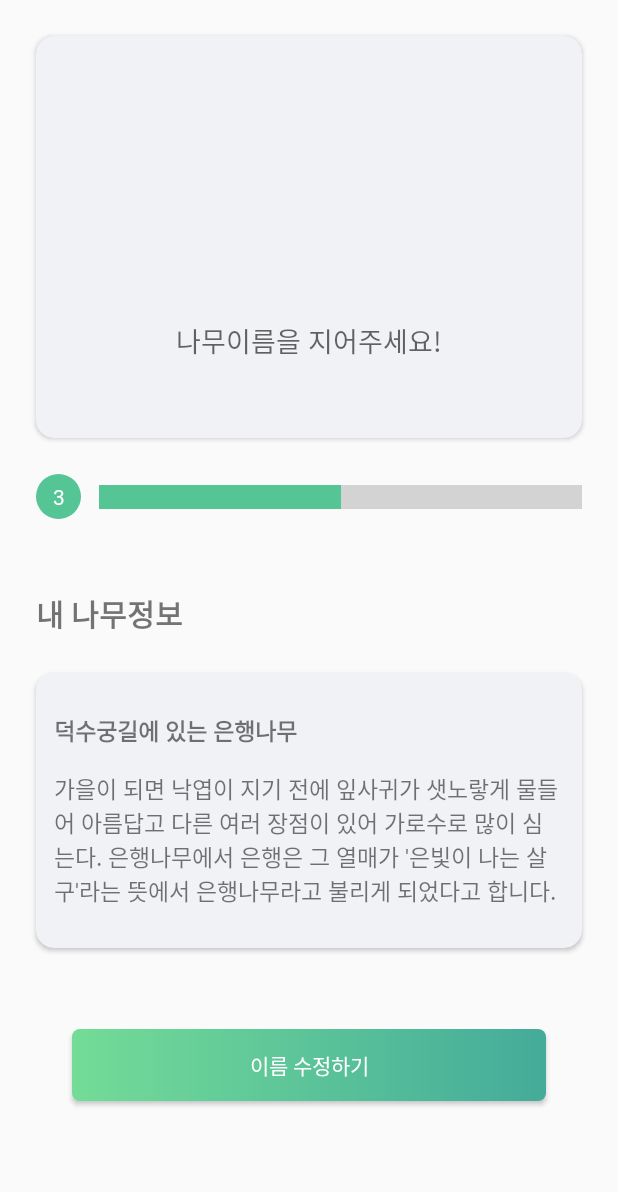
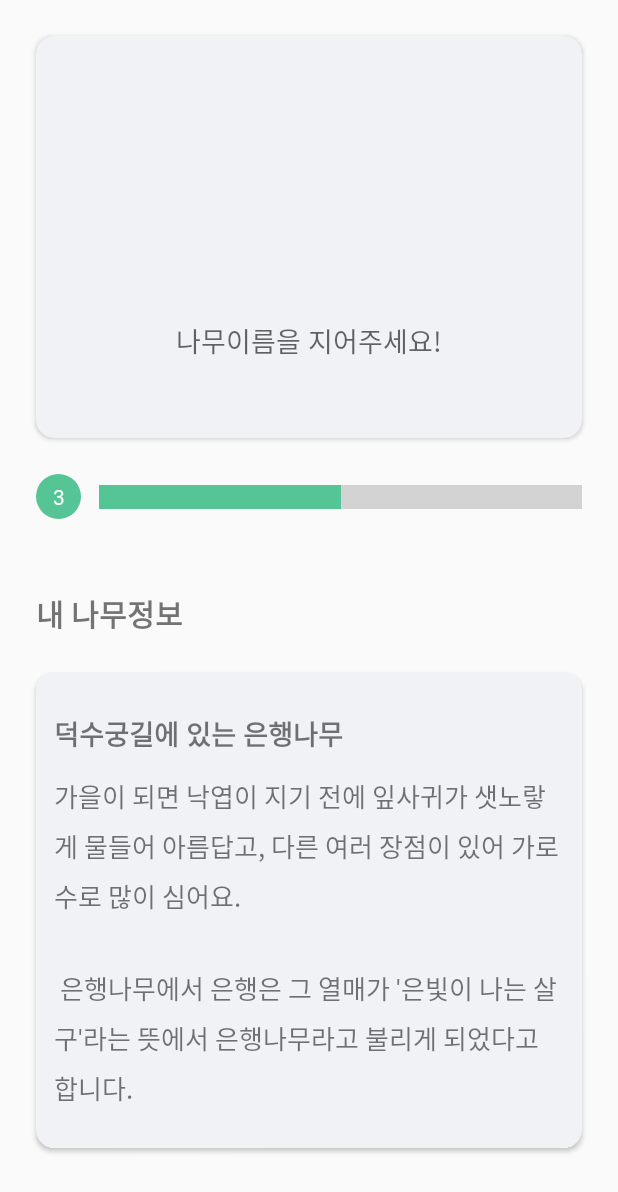
Before and after one commit to bobaejeon/garosero, an Android app: the layout tree_info_view_pager.xml on its own in the app's theme, with its tools: preview values and no code run, on a phone screen of 412 x 824 dp. Shown: the top 1192 px of the screen. Run offline under Robolectric (Android 15) with nearby library versions, the light colour scheme and no system bars.

Commit message:
image수정, 나무정보 텍스트 수정

```diff
--- a/app/src/main/res/layout/activity_initial.xml
+++ b/app/src/main/res/layout/activity_initial.xml
@@ -5,7 +5,7 @@
     android:layout_width="match_parent"
     android:layout_height="match_parent"
     tools:context=".InitialActivity"
-    android:background="@drawable/trees_temp"
+    android:background="@drawable/empty_background"
     android:id="@+id/imageView">
 
     <ImageView
--- a/app/src/main/res/layout/activity_login.xml
+++ b/app/src/main/res/layout/activity_login.xml
@@ -117,6 +117,11 @@
         android:background="#00ffffff"
         style="?android:borderlessButtonStyle"/>
 
+    <ImageView
+        android:layout_width="match_parent"
+        android:layout_height="wrap_content"
+        app:layout_constraintBottom_toBottomOf="parent"
+        app:layout_constraintLeft_toLeftOf="parent" />
 
 
 </androidx.constraintlayout.widget.ConstraintLayout>
--- a/app/src/main/res/layout/tree_info_view_pager.xml
+++ b/app/src/main/res/layout/tree_info_view_pager.xml
@@ -116,7 +116,7 @@
             <TextView
                 android:id="@+id/treeManagement_TextView_treeTitle"
                 android:textStyle="bold"
-                android:textSize="15sp"
+                android:textSize="18sp"
                 android:layout_width="match_parent"
                 android:layout_height="wrap_content"
                 android:layout_marginTop="15dp"
@@ -125,11 +125,13 @@
 
             <TextView
                 android:id="@+id/treeManagement_TextView_treeDesc"
-                android:textSize="15sp"
+                android:textSize="17sp"
                 android:layout_width="match_parent"
                 android:layout_height="wrap_content"
                 android:layout_marginBottom="15dp"
-                android:text="가을이 되면 낙엽이 지기 전에 잎사귀가 샛노랗게 물들어 아름답고 다른 여러 장점이 있어 가로수로 많이 심는다. 은행나무에서 은행은 그 열매가 '은빛이 나는 살구'라는 뜻에서 은행나무라고 불리게 되었다고 합니다."/>
+                android:lineSpacingExtra="8sp"
+                android:text="가을이 되면 낙엽이 지기 전에 잎사귀가 샛노랗게 물들어 아름답고, 다른 여러 장점이 있어 가로수로 많이 심어요.\n\n
+은행나무에서 은행은 그 열매가 '은빛이 나는 살구'라는 뜻에서 은행나무라고 불리게 되었다고 합니다."/>
 
         </LinearLayout>
     </androidx.cardview.widget.CardView>
```
Also changed, not shown: app/src/main/java/com/foo/garosero/ui/home/treeinfo/TreeInfoAdapter.java (+12 -12 lines), app/src/main/res/drawable/empty_background.jpg (added), app/src/main/res/drawable/login.png (added), app/src/main/res/drawable/register.png (added).
